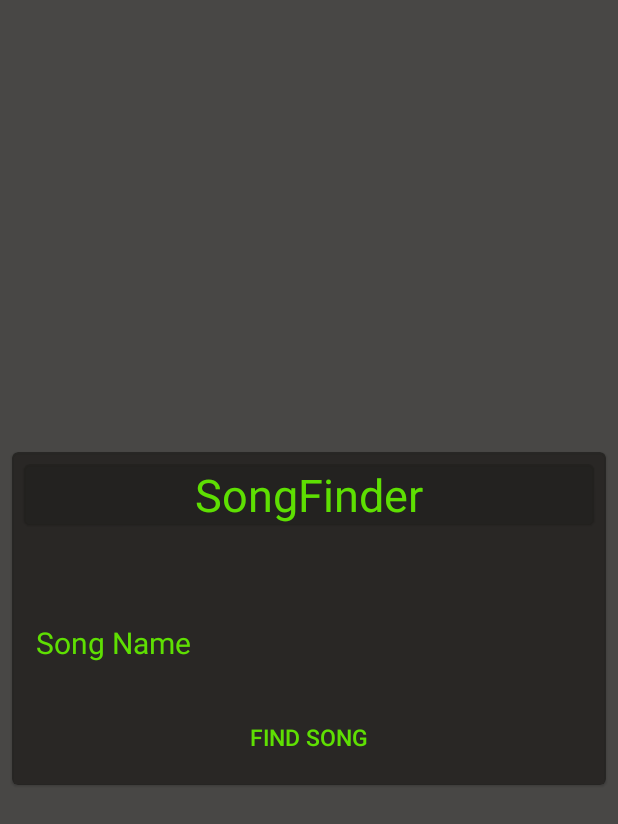
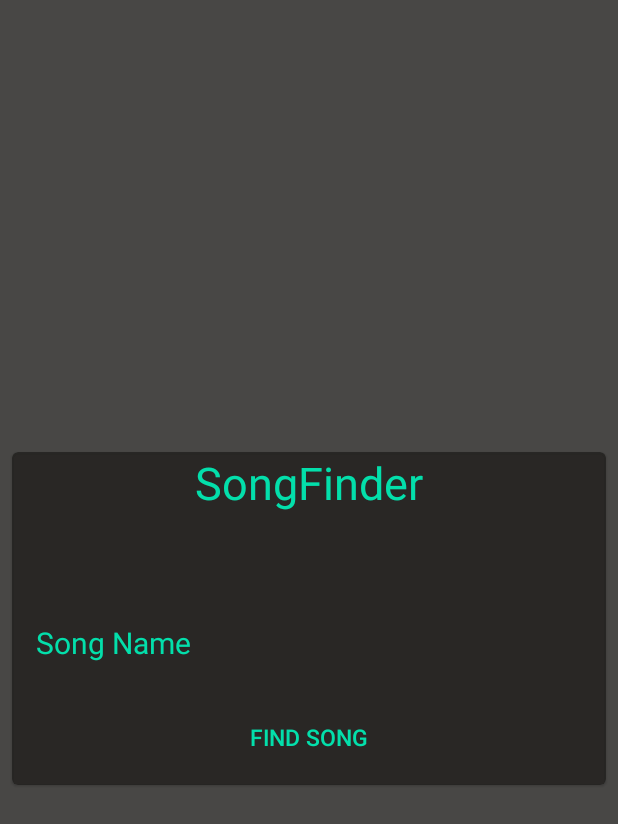
Before and after one commit to TheMattMan04/SongFinderMobile, an Android app: the screen it shows after launch (MainActivity), after a tap on "FIND SONG", on a phone screen of 412 x 824 dp. Shown: the top 824 px of the screen. Run offline under Robolectric (Android 15) with nearby library versions, the phone set to English and light mode, and no system bars.

Commit message:
changed theme

```diff
--- a/SongFinder/app/src/main/java/com/example/songfinder/activities/MainActivity.java
+++ b/SongFinder/app/src/main/java/com/example/songfinder/activities/MainActivity.java
@@ -98,7 +98,8 @@ public class MainActivity extends AppCompatActivity {
                 public void onFailure(Call<SongResponse> song, Throwable t) {
                     searchButton.setText(R.string.find_song_text);
                     Toast.makeText(MainActivity.this, R.string.error_occurred, Toast.LENGTH_SHORT).show();
-                    Log.d("Error: ", t.toString());
+
+                    Log.e("Error: ", t.toString());
                 }
             });
         }
--- a/SongFinder/app/src/main/java/services/SongFinderService.java
+++ b/SongFinder/app/src/main/java/services/SongFinderService.java
@@ -13,9 +13,9 @@ public class SongFinderService {
 
     public Retrofit initiateService() {
         OkHttpClient httpClient = new OkHttpClient().newBuilder()
-                .connectTimeout(15, TimeUnit.SECONDS)
-                .readTimeout(15, TimeUnit.SECONDS)
-                .writeTimeout(15, TimeUnit.SECONDS)
+                .connectTimeout(10, TimeUnit.SECONDS)
+                .readTimeout(5, TimeUnit.SECONDS)
+                .writeTimeout(5, TimeUnit.SECONDS)
                 .build();
 
         return new Retrofit.Builder()
--- a/SongFinder/app/src/main/res/layout/activity_main.xml
+++ b/SongFinder/app/src/main/res/layout/activity_main.xml
@@ -18,16 +18,16 @@
         app:layout_constraintTop_toTopOf="parent"
         android:backgroundTint="@color/colorAccent">
 
-    <com.google.android.material.card.MaterialCardView
-        android:id="@+id/titleCard"
-        android:layout_width="match_parent"
-        android:layout_height="wrap_content"
-        android:layout_margin="8dp"
-        app:layout_constraintBottom_toBottomOf="parent"
-        app:layout_constraintEnd_toEndOf="parent"
-        app:layout_constraintStart_toStartOf="parent"
-        app:layout_constraintTop_toTopOf="parent"
-        android:backgroundTint="@color/colorAccent">
+<!--    <com.google.android.material.card.MaterialCardView-->
+<!--        android:id="@+id/titleCard"-->
+<!--        android:layout_width="match_parent"-->
+<!--        android:layout_height="wrap_content"-->
+<!--        android:layout_margin="8dp"-->
+<!--        app:layout_constraintBottom_toBottomOf="parent"-->
+<!--        app:layout_constraintEnd_toEndOf="parent"-->
+<!--        app:layout_constraintStart_toStartOf="parent"-->
+<!--        app:layout_constraintTop_toTopOf="parent"-->
+<!--        android:backgroundTint="@color/colorAccent">-->
 
         <TextView
             android:id="@+id/text_view_id"
@@ -37,7 +37,7 @@
             android:textColor="@color/colorPrimary"
             android:textSize="30dp"
             android:textAlignment="center"/>
-    </com.google.android.material.card.MaterialCardView>
+<!--    </com.google.android.material.card.MaterialCardView>-->
 
     <LinearLayout
         android:id="@+id/linearLayout"
--- a/SongFinder/app/src/main/res/layout/song_lyrics.xml
+++ b/SongFinder/app/src/main/res/layout/song_lyrics.xml
@@ -3,10 +3,11 @@
     xmlns:android="http://schemas.android.com/apk/res/android"
     xmlns:app="http://schemas.android.com/apk/res-auto"
     android:layout_width="match_parent"
-    android:layout_height="match_parent">
+    android:layout_height="match_parent"
+    android:background="@color/colorPrimaryDark">
 
     <LinearLayout
-        android:layout_width="wrap_content"
+        android:layout_width="match_parent"
         android:layout_height="match_parent"
         android:orientation="vertical"
         app:layout_constraintBottom_toBottomOf="parent"
--- a/SongFinder/app/src/main/res/values/colors.xml
+++ b/SongFinder/app/src/main/res/values/colors.xml
@@ -1,6 +1,6 @@
 <?xml version="1.0" encoding="utf-8"?>
 <resources>
-    <color name="colorPrimary">#ED63EE00</color>
+    <color name="colorPrimary">#ED00EEB6</color>
     <color name="colorPrimaryDark">#EB000000</color>
     <color name="colorAccent">#D223211F</color>
 </resources>
```
